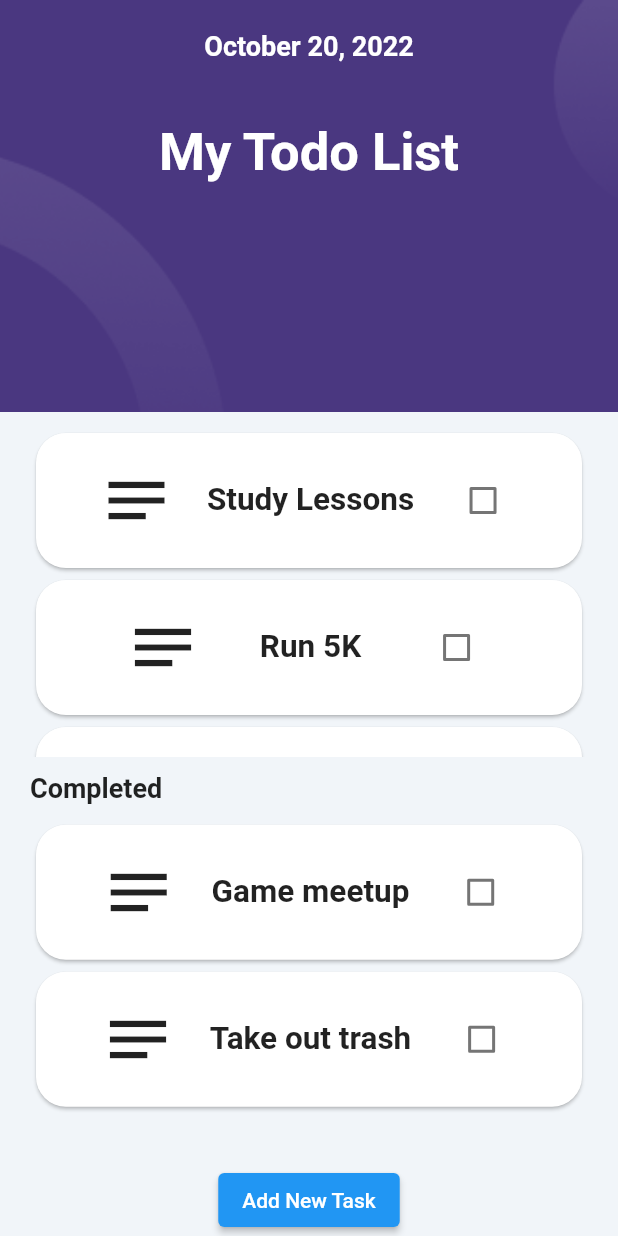
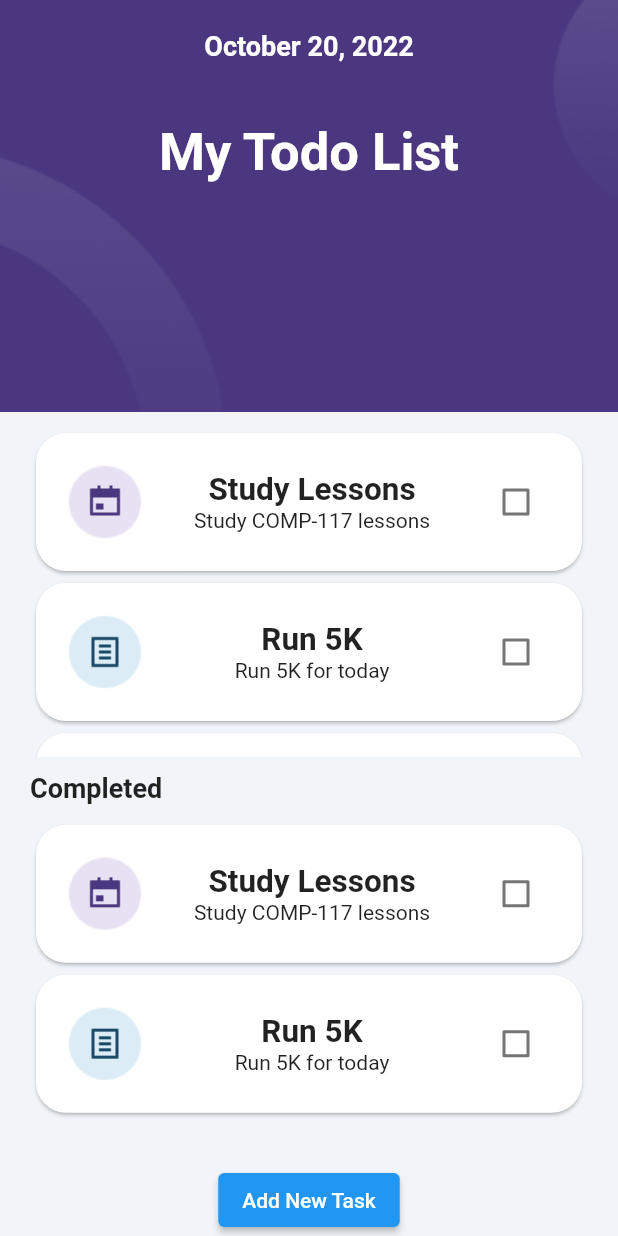
Before and after one commit to dogukangulyasar/dtech-flutter-todo-app, a Flutter app: the screen it shows after launch, on a phone screen of 412 x 824 dp. Run offline on Flutter 3.47's test engine with Material 2 defaults, Android fonts, the phone set to English and light mode, and no system bars; our stand-ins replace hexcolor.

Commit message:
Ders 5 ve 6

```diff
--- /dev/null
+++ b/lib/constants/colors.dart
@@ -0,0 +1,3 @@
+const String primaryColor = "#525FE1";
+const String secondaryColor = "#F86F03";
+const String backgroundColor = "#F1F5F9";
--- /dev/null
+++ b/lib/constants/tasktype.dart
@@ -0,0 +1 @@
+enum TaskType { note, calendar, contest }
--- /dev/null
+++ b/lib/model/task.dart
@@ -0,0 +1,14 @@
+import 'package:todo_app/constants/tasktype.dart';
+
+class Task {
+  Task({
+    required this.type,
+    required this.title,
+    required this.description,
+    required this.isCompleted,
+  });
+  final TaskType type;
+  final String title;
+  final String description;
+  bool isCompleted;
+}
--- a/lib/screens/home.dart
+++ b/lib/screens/home.dart
@@ -1,6 +1,8 @@
 import 'package:flutter/material.dart';
 import 'package:hexcolor/hexcolor.dart';
 import 'package:todo_app/constants/color.dart';
+import 'package:todo_app/constants/tasktype.dart';
+import 'package:todo_app/model/task.dart';
 import 'package:todo_app/screens/add_new_task.dart';
 import 'package:todo_app/todoitem.dart';
 
@@ -12,7 +14,34 @@ class HomeScreen extends StatefulWidget {
 }
 
 class _HomeScreenState extends State<HomeScreen> {
-  List<String> todo = ["Study Lessons", "Run 5K", "Go to party"];
+  //  "Study Lessons", "Run 5K", "Go to party"
+  List<Task> todo = [
+    Task(
+      type: TaskType.calendar,
+      title: "Study Lessons",
+      description: "Study COMP-117 lessons",
+      isCompleted: false,
+    ),
+    Task(
+      type: TaskType.note,
+      title: "Run 5K",
+      description: "Run 5K for today",
+      isCompleted: false,
+    ),
+    Task(
+      type: TaskType.contest,
+      title: "Go to party",
+      description: "Attend to the party",
+      isCompleted: false,
+    ),
+  ];
+
+  void addNewTask(Task newTask) {
+    setState(() {
+      todo.add(newTask);
+    });
+  }
+
   List<String> completed = ["Game meetup", "Take out trash"];
   @override
   Widget build(BuildContext context) {
@@ -69,7 +98,9 @@ class _HomeScreenState extends State<HomeScreen> {
                     shrinkWrap: true,
                     itemCount: todo.length,
                     itemBuilder: (context, index) {
-                      return TodoItem(title: todo[index]);
+                      return TodoItem(
+                        task: todo[index],
+                      );
                     },
                   ),
                 ),
@@ -96,7 +127,9 @@ class _HomeScreenState extends State<HomeScreen> {
                     shrinkWrap: true,
                     itemCount: completed.length,
                     itemBuilder: (context, index) {
-                      return TodoItem(title: completed[index]);
+                      return TodoItem(
+                        task: todo[index],
+                      );
                     },
                   ),
                 ),
@@ -105,7 +138,9 @@ class _HomeScreenState extends State<HomeScreen> {
             ElevatedButton(
               onPressed: () {
                 Navigator.of(context).push(MaterialPageRoute(
-                  builder: (context) => const AddNewTaskScreen(),
+                  builder: (context) => AddNewTaskScreen(
+                    addNewTask: (newTask) => addNewTask(newTask),
+                  ),
                 ));
               },
               child: const Text("Add New Task"),
--- a/lib/todoitem.dart
+++ b/lib/todoitem.dart
@@ -1,8 +1,10 @@
 import 'package:flutter/material.dart';
+import 'package:todo_app/constants/tasktype.dart';
+import 'package:todo_app/model/task.dart';
 
 class TodoItem extends StatefulWidget {
-  const TodoItem({super.key, required this.title});
-  final String title;
+  const TodoItem({super.key, required this.task});
+  final Task task;
 
   @override
   State<TodoItem> createState() => _TodoItemState();
@@ -14,6 +16,7 @@ class _TodoItemState extends State<TodoItem> {
   @override
   Widget build(BuildContext context) {
     return Card(
+      color: widget.task.isCompleted ? Colors.grey : Colors.white,
       shape: RoundedRectangleBorder(
         borderRadius: BorderRadius.circular(20),
       ),
@@ -22,15 +25,26 @@ class _TodoItemState extends State<TodoItem> {
         child: Row(
           mainAxisAlignment: MainAxisAlignment.spaceEvenly,
           children: [
-            const Icon(
-              Icons.notes_outlined,
-              size: 50,
+            widget.task.type == TaskType.note
+                ? Image.asset("lib/assets/images/category_1.png")
+                : widget.task.type == TaskType.calendar
+                    ? Image.asset("lib/assets/images/category_2.png")
+                    : Image.asset("lib/assets/images/category_3.png"),
+            Expanded(
+              child: Column(
+                children: [
+                  Text(
+                    widget.task.title,
+                    style: TextStyle(
+                      fontWeight: FontWeight.bold,
+                      decoration: widget.task.isCompleted
+                          ? TextDecoration.lineThrough
+                          : TextDecoration.none,
+                      fontSize: 21,
                     ),
-            Text(
-              widget.title,
-              style: const TextStyle(
-                fontWeight: FontWeight.bold,
-                fontSize: 21,
+                  ),
+                  Text(widget.task.description),
+                ],
               ),
             ),
             Checkbox(
@@ -38,8 +52,10 @@ class _TodoItemState extends State<TodoItem> {
               onChanged: (val) => {
                 setState(() {
                   isChecked = val!;
+                  widget.task.isCompleted = !widget.task.isCompleted;
                 })
-                    })
+              },
+            )
           ],
         ),
       ),
```
Also changed, not shown: lib/screens/add_new_task.dart (+68 -23 lines), lib/assets/fonts/Agdasima-Bold.ttf (added), lib/assets/fonts/Agdasima-Regular.ttf (added), lib/assets/images/image-1.jpg (added), 2 other files. Lines whose indentation alone changed are shown as unchanged.
